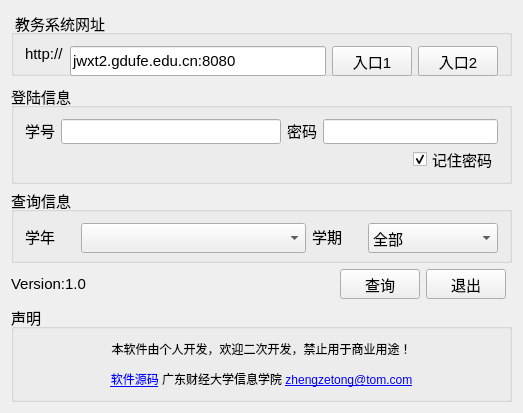
Qt form ui/qgpa.ui (ztzheng/gpa) before a commit.
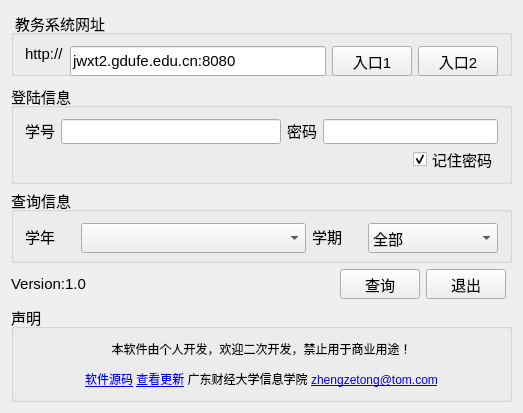
The same form after that commit. Icons and pictures are not drawn.

Commit message: 2014年7月13日 16:41:18

```diff
--- a/ui/qgpa.ui
+++ b/ui/qgpa.ui
@@ -37,7 +37,7 @@
          </font>
         </property>
         <property name="text">
-         <string>&lt;html&gt;&lt;body&gt;&lt;p&gt;本软件由个人开发，欢迎二次开发，禁止用于商业用途！&lt;/p&gt;&lt;p&gt;&lt;a href=&quot;https://github.com/ztzheng/gpa&quot;&gt;&lt;span style=&quot; text-decoration: underline; color:#0000ff;&quot;&gt;软件源码&lt;/span&gt;&lt;/a&gt; 广东财经大学信息学院  &lt;a href=&quot;mailto:zhengzetong@tom.com&quot;&gt;&lt;span style=&quot; text-decoration: underline; color:#0000ff;&quot;&gt;zhengzetong@tom.com&lt;/span&gt;&lt;/a&gt;&lt;/p&gt;&lt;/body&gt;&lt;/html&gt;</string>
+         <string>&lt;html&gt;&lt;body&gt;&lt;p&gt;本软件由个人开发，欢迎二次开发，禁止用于商业用途！&lt;/p&gt;&lt;p&gt;&lt;a href=&quot;https://github.com/ztzheng/gpa&quot;&gt;&lt;span style=&quot; text-decoration: underline; color:#0000ff;&quot;&gt;软件源码&lt;/span&gt;&lt;/a&gt; &lt;a href=&quot;http://pan.baidu.com/s/1qWrx0U4#dir/path=/共享/绩点助手&quot;&gt;&lt;span style=&quot; text-decoration: underline; color:#0000ff;&quot;&gt;查看更新&lt;/span&gt;&lt;/a&gt;    广东财经大学信息学院  &lt;a href=&quot;mailto:zhengzetong@tom.com&quot;&gt;&lt;span style=&quot; text-decoration: underline; color:#0000ff;&quot;&gt;zhengzetong@tom.com&lt;/span&gt;&lt;/a&gt;&lt;/p&gt;&lt;/body&gt;&lt;/html&gt;</string>
         </property>
         <property name="alignment">
          <set>Qt::AlignHCenter|Qt::AlignTop</set>
```
The commit also changes 2 other files.
